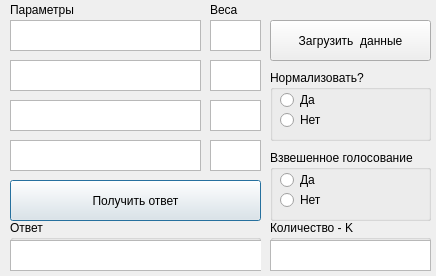
This is src/ui/main.ui in ZetoOfficial/proxify as Qt 5 draws it before an edit. The edited form follows.
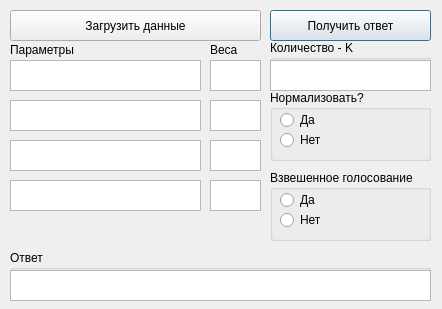
This is the edited form.

```diff
--- a/src/ui/main.ui
+++ b/src/ui/main.ui
@@ -6,8 +6,8 @@
    <rect>
     <x>0</x>
     <y>0</y>
-    <width>436</width>
-    <height>276</height>
+    <width>442</width>
+    <height>309</height>
    </rect>
   </property>
   <property name="windowTitle">
@@ -17,7 +17,7 @@
    <property name="geometry">
     <rect>
      <x>10</x>
-     <y>20</y>
+     <y>60</y>
      <width>191</width>
      <height>31</height>
     </rect>
@@ -27,7 +27,7 @@
    <property name="geometry">
     <rect>
      <x>10</x>
-     <y>60</y>
+     <y>100</y>
      <width>191</width>
      <height>31</height>
     </rect>
@@ -37,7 +37,7 @@
    <property name="geometry">
     <rect>
      <x>10</x>
-     <y>100</y>
+     <y>140</y>
      <width>191</width>
      <height>31</height>
     </rect>
@@ -47,7 +47,7 @@
    <property name="geometry">
     <rect>
      <x>10</x>
-     <y>140</y>
+     <y>180</y>
      <width>191</width>
      <height>31</height>
     </rect>
@@ -57,7 +57,7 @@
    <property name="geometry">
     <rect>
      <x>210</x>
-     <y>20</y>
+     <y>60</y>
      <width>51</width>
      <height>31</height>
     </rect>
@@ -67,7 +67,7 @@
    <property name="geometry">
     <rect>
      <x>210</x>
-     <y>60</y>
+     <y>100</y>
      <width>51</width>
      <height>31</height>
     </rect>
@@ -77,7 +77,7 @@
    <property name="geometry">
     <rect>
      <x>210</x>
-     <y>100</y>
+     <y>140</y>
      <width>51</width>
      <height>31</height>
     </rect>
@@ -87,7 +87,7 @@
    <property name="geometry">
     <rect>
      <x>210</x>
-     <y>140</y>
+     <y>180</y>
      <width>51</width>
      <height>31</height>
     </rect>
@@ -97,7 +97,7 @@
    <property name="geometry">
     <rect>
      <x>10</x>
-     <y>0</y>
+     <y>40</y>
      <width>191</width>
      <height>20</height>
     </rect>
@@ -110,7 +110,7 @@
    <property name="geometry">
     <rect>
      <x>210</x>
-     <y>0</y>
+     <y>40</y>
      <width>51</width>
      <height>20</height>
     </rect>
@@ -123,7 +123,7 @@
    <property name="geometry">
     <rect>
      <x>270</x>
-     <y>70</y>
+     <y>90</y>
      <width>161</width>
      <height>71</height>
     </rect>
@@ -162,7 +162,7 @@
    <property name="geometry">
     <rect>
      <x>270</x>
-     <y>150</y>
+     <y>170</y>
      <width>161</width>
      <height>71</height>
     </rect>
@@ -201,7 +201,7 @@
    <property name="geometry">
     <rect>
      <x>270</x>
-     <y>220</y>
+     <y>40</y>
      <width>161</width>
      <height>51</height>
     </rect>
@@ -223,10 +223,10 @@
   <widget class="QPushButton" name="pushButton">
    <property name="geometry">
     <rect>
-     <x>10</x>
-     <y>180</y>
-     <width>251</width>
-     <height>41</height>
+     <x>270</x>
+     <y>10</y>
+     <width>161</width>
+     <height>31</height>
     </rect>
    </property>
    <property name="text">
@@ -237,8 +237,8 @@
    <property name="geometry">
     <rect>
      <x>10</x>
-     <y>220</y>
-     <width>251</width>
+     <y>250</y>
+     <width>421</width>
      <height>51</height>
     </rect>
    </property>
@@ -262,14 +262,14 @@
   <widget class="QPushButton" name="pushButton_2">
    <property name="geometry">
     <rect>
-     <x>270</x>
-     <y>20</y>
-     <width>161</width>
-     <height>41</height>
+     <x>10</x>
+     <y>10</y>
+     <width>251</width>
+     <height>31</height>
     </rect>
    </property>
    <property name="text">
-    <string>Загрузить  данные</string>
+    <string>Загрузить данные</string>
    </property>
   </widget>
  </widget>
```
Left out of the diff: 6 changed lines with no effect on the pictures.
